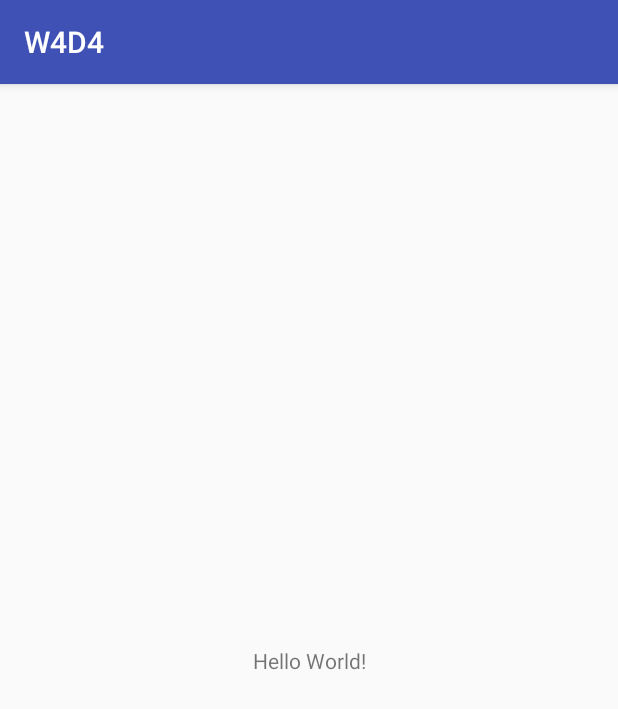
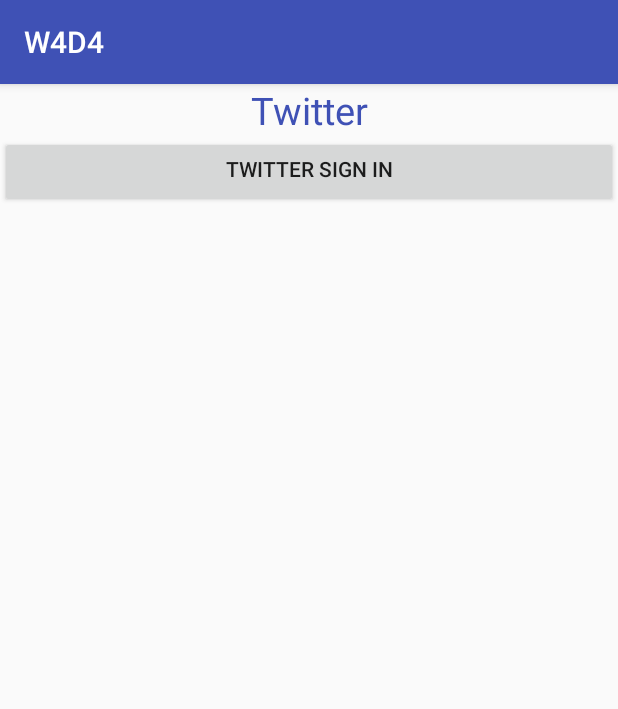
Before and after one commit to torresedel/W4D4, an Android app: the screen it shows after launch (MainActivity), on a phone screen of 412 x 824 dp. Shown: the top 709 px of the screen. Run offline under Robolectric (Android 15) with nearby library versions, the phone set to English and light mode, and no system bars; our stand-ins replace Firebase (no records; nobody signed in at launch, a user with empty details on screens opened directly).

Commit message:
Commit Changes

```diff
--- a/app/src/main/AndroidManifest.xml
+++ b/app/src/main/AndroidManifest.xml
@@ -2,7 +2,7 @@
 <manifest xmlns:android="http://schemas.android.com/apk/res/android"
     package="com.example.admin.w4d4">
 
-    <uses-permission android:name="android.permission.INTERNET"/>
+    <uses-permission android:name="android.permission.INTERNET" />
 
     <application
         android:allowBackup="true"
@@ -18,6 +18,7 @@
                 <category android:name="android.intent.category.LAUNCHER" />
             </intent-filter>
         </activity>
+        <activity android:name=".TwitterActivity"></activity>
     </application>
 
 </manifest>
--- a/app/src/main/res/layout/activity_main.xml
+++ b/app/src/main/res/layout/activity_main.xml
@@ -1,18 +1,26 @@
 <?xml version="1.0" encoding="utf-8"?>
-<android.support.constraint.ConstraintLayout xmlns:android="http://schemas.android.com/apk/res/android"
+<LinearLayout xmlns:android="http://schemas.android.com/apk/res/android"
     xmlns:app="http://schemas.android.com/apk/res-auto"
     xmlns:tools="http://schemas.android.com/tools"
     android:layout_width="match_parent"
     android:layout_height="match_parent"
+    android:orientation="vertical"
     tools:context="com.example.admin.w4d4.MainActivity">
 
     <TextView
-        android:layout_width="wrap_content"
+        android:layout_width="match_parent"
         android:layout_height="wrap_content"
-        android:text="Hello World!"
-        app:layout_constraintBottom_toBottomOf="parent"
-        app:layout_constraintLeft_toLeftOf="parent"
-        app:layout_constraintRight_toRightOf="parent"
-        app:layout_constraintTop_toTopOf="parent" />
+        android:gravity="center"
+        android:text="Twitter"
+        android:textColor="@color/colorPrimary"
+        android:textSize="25sp" />
 
-</android.support.constraint.ConstraintLayout>
+    <Button
+        android:id="@+id/btnTwitter"
+        android:layout_width="match_parent"
+        android:layout_height="wrap_content"
+        android:onClick="goToSignIn"
+        android:text="Twitter sign in"
+        android:paddingTop="5dp"/>
+
+</LinearLayout>
--- a/app/src/main/res/values/strings.xml
+++ b/app/src/main/res/values/strings.xml
@@ -1,3 +1,5 @@
 <resources>
     <string name="app_name">W4D4</string>
+    <string name="twitter_consumer_key">Ez9XDReLdH4gFSp0MXNoIL5pK</string>
+    <string name="twitter_consumer_secret">ktFOnLWmggur1x2Cl0k6J2sminzRPGbpdSRHMRU3ZE75KJhSgY</string>
 </resources>
--- a/build.gradle
+++ b/build.gradle
@@ -9,12 +9,15 @@ buildscript {
 
         // NOTE: Do not place your application dependencies here; they belong
         // in the individual module build.gradle files
+        classpath 'com.google.gms:google-services:3.0.0'
     }
 }
 
 allprojects {
     repositories {
         jcenter()
+        maven { url "https://maven.google.com"}
+        mavenCentral()
     }
 }
 
```
Also changed, not shown: app/build.gradle (+11 -1 lines), app/src/main/java/com/example/admin/w4d4/BaseActivity.java (added, +64 -0 lines), app/src/main/java/com/example/admin/w4d4/MainActivity.java (+23 -0 lines), app/src/main/java/com/example/admin/w4d4/TwitterActivity.java (added, +188 -0 lines), app/src/main/res/layout/activity_twitter.xml (added, +39 -0 lines).
